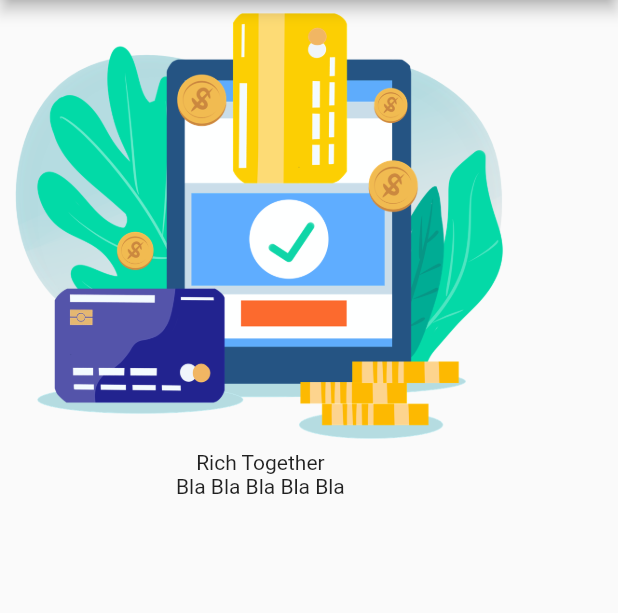
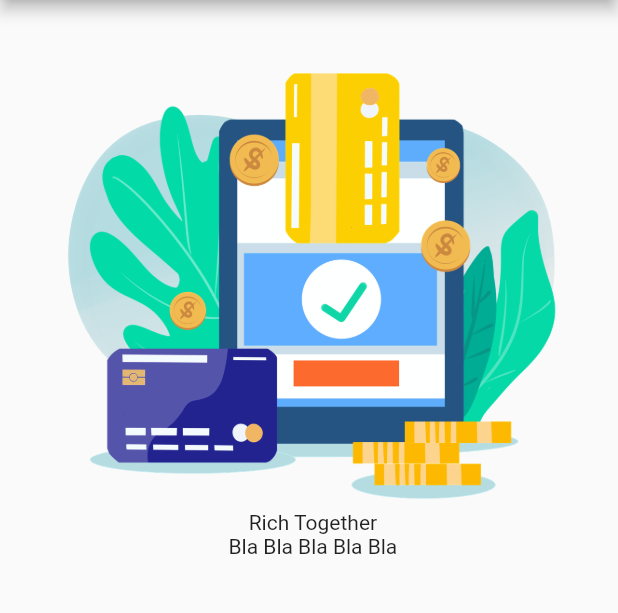
Before and after one commit to zaenalashter/cashy_app, a Flutter app: the screen it shows after launch, on a phone screen of 412 x 824 dp, the part 84-697 px from its top. Run offline on Flutter 3.47's test engine with Material 2 defaults, Android fonts, the phone set to English and light mode, and no system bars.

Commit message:
Margin & Padding

```diff
--- a/lib/main.dart
+++ b/lib/main.dart
@@ -30,6 +30,8 @@ class MyApp extends StatelessWidget {
         ),
         body: SafeArea(
           child: Container(
+            margin: EdgeInsets.only(left: 35),
+            padding: EdgeInsets.only(top: 40),
             child: Column(
               children: <Widget>[
                 Image(
```
